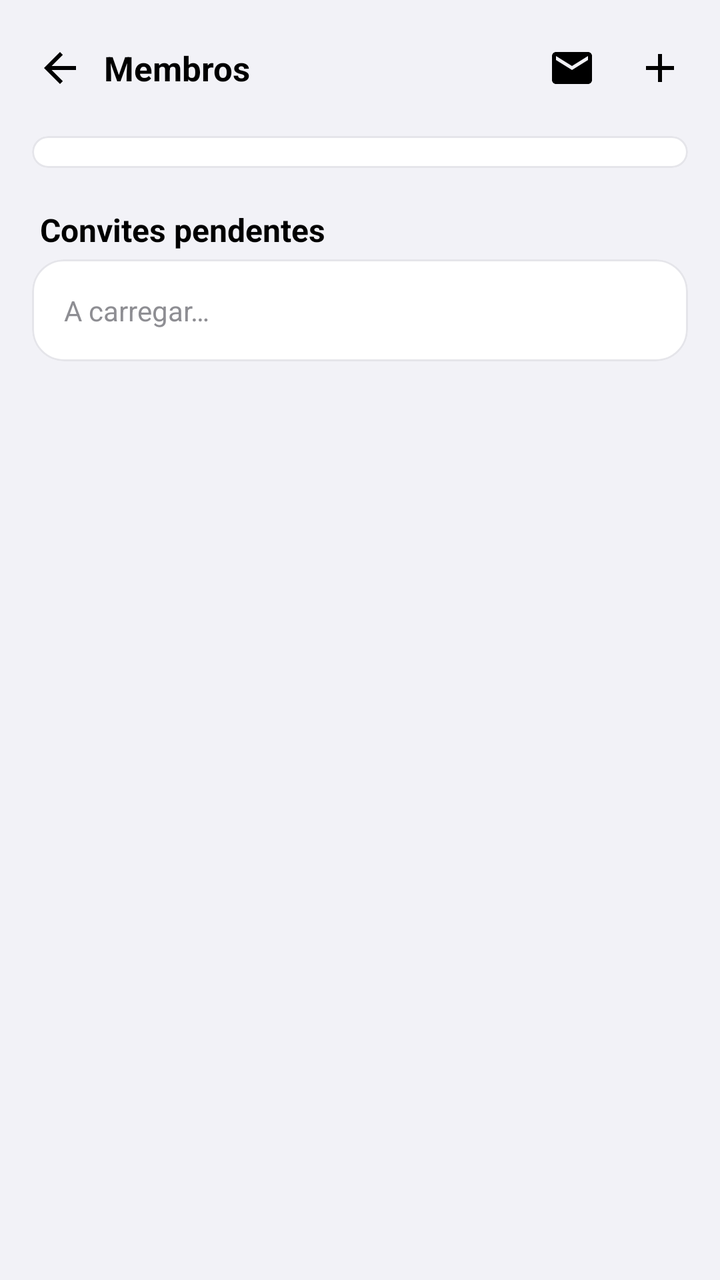
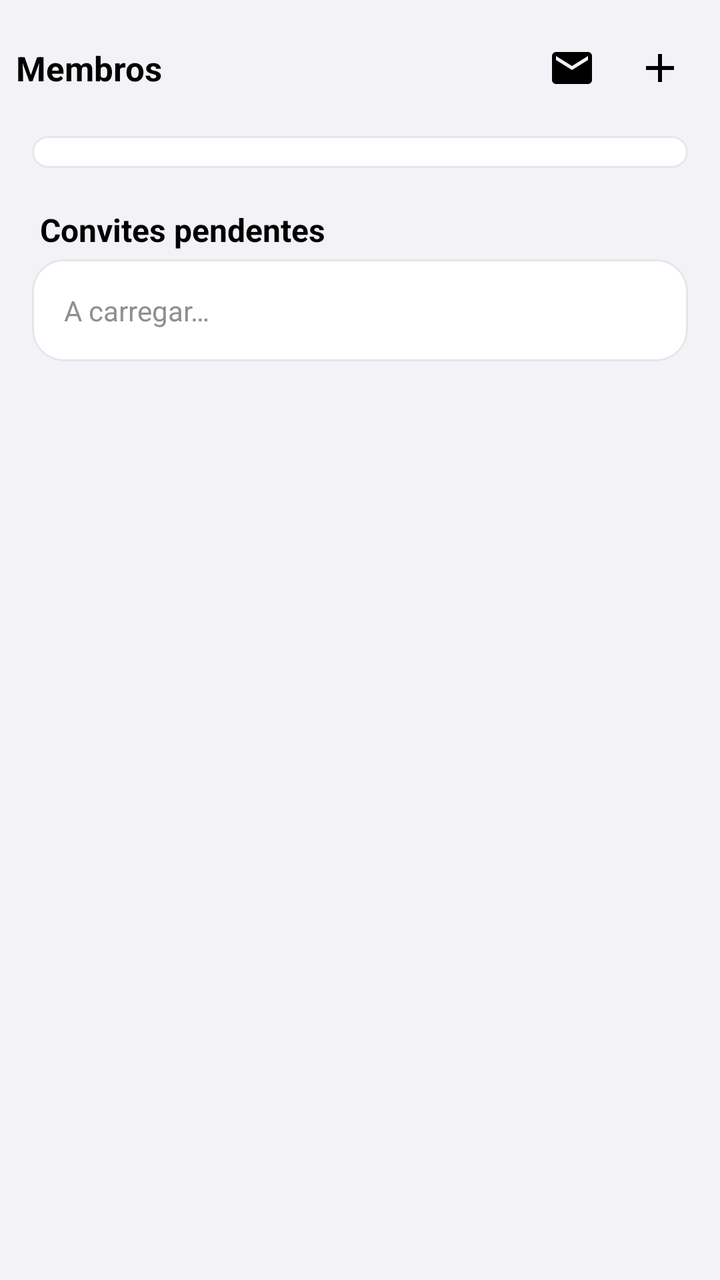

The first picture is an Android layout as it rendered before a commit; the second is the same layout after the commit. The layout source and the unified diff follow.
<!-- AndroidManifest.xml: application theme Theme.TaskFlow -->
<!-- res/layout/activity_membros.xml -->
<?xml version="1.0" encoding="utf-8"?>
<LinearLayout xmlns:android="http://schemas.android.com/apk/res/android"
    android:id="@+id/raiz"
    android:layout_width="match_parent"
    android:layout_height="match_parent"
    android:background="@color/fundo"
    android:orientation="vertical">

    <LinearLayout
        android:layout_width="match_parent"
        android:layout_height="wrap_content"
        android:gravity="center_vertical"
        android:orientation="horizontal"
        android:paddingStart="8dp"
        android:paddingEnd="8dp"
        android:paddingTop="12dp"
        android:paddingBottom="4dp">

        <ImageButton
            android:id="@+id/botao_voltar"
            android:layout_width="44dp"
            android:layout_height="44dp"
            android:background="?attr/selectableItemBackgroundBorderless"
            android:contentDescription="@string/voltar"
            android:src="@drawable/ic_voltar" />

        <TextView
            android:layout_width="0dp"
            android:layout_height="wrap_content"
            android:layout_weight="1"
            android:text="@string/membros"
            android:textColor="@color/texto"
            android:textSize="17sp"
            android:textStyle="bold" />

        <ImageButton
            android:id="@+id/botao_convidar"
            android:layout_width="44dp"
            android:layout_height="44dp"
            android:background="?attr/selectableItemBackgroundBorderless"
            android:contentDescription="@string/convidar_por_email"
            android:src="@drawable/ic_email" />

        <ImageButton
            android:id="@+id/botao_adicionar"
            android:layout_width="44dp"
            android:layout_height="44dp"
            android:background="?attr/selectableItemBackgroundBorderless"
            android:contentDescription="@string/adicionar_membro"
            android:src="@drawable/ic_adicionar" />
    </LinearLayout>

    <ScrollView
        android:layout_width="match_parent"
        android:layout_height="match_parent">

        <LinearLayout
            android:layout_width="match_parent"
            android:layout_height="wrap_content"
            android:orientation="vertical"
            android:paddingBottom="32dp">

            <com.google.android.material.card.MaterialCardView
                xmlns:app="http://schemas.android.com/apk/res-auto"
                android:layout_width="match_parent"
                android:layout_height="wrap_content"
                android:layout_marginStart="16dp"
                android:layout_marginEnd="16dp"
                android:layout_marginTop="8dp"
                app:cardBackgroundColor="@color/cartao"
                app:cardCornerRadius="16dp"
                app:cardElevation="0dp"
                app:strokeColor="@color/separador"
                app:strokeWidth="1dp">

                <androidx.recyclerview.widget.RecyclerView
                    android:id="@+id/lista_membros"
                    android:layout_width="match_parent"
                    android:layout_height="wrap_content"
                    android:padding="8dp" />
            </com.google.android.material.card.MaterialCardView>

            <TextView
                android:layout_width="match_parent"
                android:layout_height="wrap_content"
                android:layout_marginStart="20dp"
                android:layout_marginTop="20dp"
                android:layout_marginBottom="4dp"
                android:text="@string/convites_pendentes"
                android:textColor="@color/texto"
                android:textSize="16sp"
                android:textStyle="bold" />

            <com.google.android.material.card.MaterialCardView
                xmlns:app="http://schemas.android.com/apk/res-auto"
                android:layout_width="match_parent"
                android:layout_height="wrap_content"
                android:layout_marginStart="16dp"
                android:layout_marginEnd="16dp"
                app:cardBackgroundColor="@color/cartao"
                app:cardCornerRadius="16dp"
                app:cardElevation="0dp"
                app:strokeColor="@color/separador"
                app:strokeWidth="1dp">

                <TextView
                    android:id="@+id/texto_convites"
                    android:layout_width="match_parent"
                    android:layout_height="wrap_content"
                    android:padding="16dp"
                    android:text="@string/a_carregar"
                    android:textColor="@color/texto_secundario"
                    android:textSize="14sp" />
            </com.google.android.material.card.MaterialCardView>
        </LinearLayout>
    </ScrollView>
</LinearLayout>
<!-- resources referenced by this layout -->
<resources>
  <color name="cartao">#FFFFFF</color>
  <color name="fundo">#F2F2F7</color>
  <color name="separador">#E5E5EA</color>
  <color name="texto">#000000</color>
  <color name="texto_secundario">#8E8E93</color>
  <!-- drawable ic_adicionar (drawable) -->
  <?xml version="1.0" encoding="utf-8"?>
  <vector xmlns:android="http://schemas.android.com/apk/res/android"
      android:width="24dp" android:height="24dp"
      android:viewportWidth="24" android:viewportHeight="24">
      <path android:fillColor="@color/texto" android:pathData="M19,13h-6v6h-2v-6H5v-2h6V5h2v6h6v2z" />
  </vector>
  <!-- drawable ic_email (drawable) -->
  <?xml version="1.0" encoding="utf-8"?>
  <vector xmlns:android="http://schemas.android.com/apk/res/android"
      android:width="24dp" android:height="24dp"
      android:viewportWidth="24" android:viewportHeight="24">
      <path android:fillColor="@color/texto" android:pathData="M20,4H4c-1.1,0 -1.99,0.9 -1.99,2L2,18c0,1.1 0.9,2 2,2h16c1.1,0 2,-0.9 2,-2V6c0,-1.1 -0.9,-2 -2,-2zM20,8l-8,5 -8,-5V6l8,5 8,-5v2z" />
  </vector>
  <!-- drawable ic_voltar (drawable) -->
  <?xml version="1.0" encoding="utf-8"?>
  <vector xmlns:android="http://schemas.android.com/apk/res/android"
      android:width="24dp" android:height="24dp"
      android:viewportWidth="24" android:viewportHeight="24">
      <path android:fillColor="@color/texto" android:pathData="M20,11H7.83l5.59,-5.59L12,4l-8,8 8,8 1.41,-1.41L7.83,13H20v-2z" />
  </vector>
  <string name="a_carregar">A carregar…</string>
  <string name="adicionar_membro">Adicionar membro</string>
  <string name="convidar_por_email">Convidar por email</string>
  <string name="convites_pendentes">Convites pendentes</string>
  <string name="membros">Membros</string>
  <string name="voltar">Voltar</string>
  <style name="Theme.TaskFlow" parent="Base.Theme.TaskFlow" />
  <style name="Base.Theme.TaskFlow" parent="Theme.Material3.DayNight.NoActionBar">
          <item name="colorPrimary">@color/roxo</item>
          <item name="colorOnPrimary">@android:color/white</item>
          <item name="android:colorBackground">@color/fundo</item>
          <item name="colorSurface">@color/cartao</item>
          <item name="colorSurfaceContainer">@color/cartao</item>
          <item name="android:statusBarColor">@android:color/transparent</item>
          <item name="android:navigationBarColor">@android:color/transparent</item>
          <item name="android:windowLightStatusBar">true</item>
      </style>
  <color name="roxo">#6D28D9</color>
</resources>

<!-- the commit's change to res/layout/activity_membros.xml (unified diff, before → after) -->
@@ -5,6 +5,15 @@
     android:layout_height="match_parent"
     android:background="@color/fundo"
     android:orientation="vertical">
+
+    
+    <ProgressBar
+        android:id="@+id/loading"
+        android:layout_width="wrap_content"
+        android:layout_height="wrap_content"
+        android:layout_gravity="center"
+        android:layout_marginTop="48dp"
+        android:visibility="gone" />
 
     <LinearLayout
         android:layout_width="match_parent"
@@ -15,14 +24,6 @@
         android:paddingEnd="8dp"
         android:paddingTop="12dp"
         android:paddingBottom="4dp">
-
-        <ImageButton
-            android:id="@+id/botao_voltar"
-            android:layout_width="44dp"
-            android:layout_height="44dp"
-            android:background="?attr/selectableItemBackgroundBorderless"
-            android:contentDescription="@string/voltar"
-            android:src="@drawable/ic_voltar" />
 
         <TextView
             android:layout_width="0dp"
<!-- resource entries referenced after the edit -->
@@ -19,19 +19,11 @@
       android:viewportWidth="24" android:viewportHeight="24">
       <path android:fillColor="@color/texto" android:pathData="M20,4H4c-1.1,0 -1.99,0.9 -1.99,2L2,18c0,1.1 0.9,2 2,2h16c1.1,0 2,-0.9 2,-2V6c0,-1.1 -0.9,-2 -2,-2zM20,8l-8,5 -8,-5V6l8,5 8,-5v2z" />
   </vector>
-  <!-- drawable ic_voltar (drawable) -->
-  <?xml version="1.0" encoding="utf-8"?>
-  <vector xmlns:android="http://schemas.android.com/apk/res/android"
-      android:width="24dp" android:height="24dp"
-      android:viewportWidth="24" android:viewportHeight="24">
-      <path android:fillColor="@color/texto" android:pathData="M20,11H7.83l5.59,-5.59L12,4l-8,8 8,8 1.41,-1.41L7.83,13H20v-2z" />
-  </vector>
   <string name="a_carregar">A carregar…</string>
   <string name="adicionar_membro">Adicionar membro</string>
   <string name="convidar_por_email">Convidar por email</string>
   <string name="convites_pendentes">Convites pendentes</string>
   <string name="membros">Membros</string>
-  <string name="voltar">Voltar</string>
   <style name="Theme.TaskFlow" parent="Base.Theme.TaskFlow" />
   <style name="Base.Theme.TaskFlow" parent="Theme.Material3.DayNight.NoActionBar">
           <item name="colorPrimary">@color/roxo</item>
